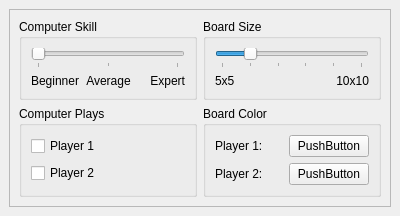
KDE/kjumpingcube, file settings.ui: the form before one commit.
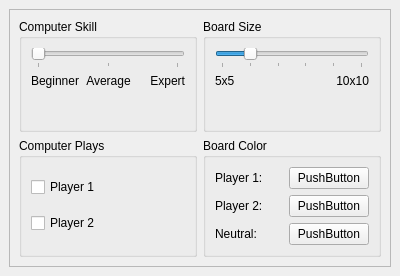
The form after the commit. Custom widgets are drawn as their Qt base class.

Commit message: Reactivate color preferences dialog.

What changed in the file:
```diff
--- a/settings.ui
+++ b/settings.ui
@@ -9,7 +9,7 @@
     <x>0</x>
     <y>0</y>
     <width>400</width>
-    <height>213</height>
+    <height>276</height>
    </rect>
   </property>
   <property name="windowTitle" >
@@ -34,7 +34,19 @@
       <property name="margin" >
        <number>9</number>
       </property>
-      <property name="spacing" >
+      <property name="topMargin" >
+       <number>9</number>
+      </property>
+      <property name="rightMargin" >
+       <number>9</number>
+      </property>
+      <property name="bottomMargin" >
+       <number>9</number>
+      </property>
+      <property name="horizontalSpacing" >
+       <number>6</number>
+      </property>
+      <property name="verticalSpacing" >
        <number>6</number>
       </property>
       <item row="1" column="1" >
@@ -46,7 +58,19 @@
          <property name="margin" >
           <number>9</number>
          </property>
-         <property name="spacing" >
+         <property name="topMargin" >
+          <number>9</number>
+         </property>
+         <property name="rightMargin" >
+          <number>9</number>
+         </property>
+         <property name="bottomMargin" >
+          <number>9</number>
+         </property>
+         <property name="horizontalSpacing" >
+          <number>6</number>
+         </property>
+         <property name="verticalSpacing" >
           <number>6</number>
          </property>
          <item row="1" column="1" >
@@ -77,6 +101,20 @@
            </property>
           </widget>
          </item>
+         <item row="2" column="1" >
+          <widget class="KColorButton" name="kcfg_Color0" >
+           <property name="text" >
+            <string>PushButton</string>
+           </property>
+          </widget>
+         </item>
+         <item row="2" column="0" >
+          <widget class="QLabel" name="label_8" >
+           <property name="text" >
+            <string>Neutral:</string>
+           </property>
+          </widget>
+         </item>
         </layout>
        </widget>
       </item>
@@ -89,7 +127,19 @@
          <property name="margin" >
           <number>9</number>
          </property>
-         <property name="spacing" >
+         <property name="topMargin" >
+          <number>9</number>
+         </property>
+         <property name="rightMargin" >
+          <number>9</number>
+         </property>
+         <property name="bottomMargin" >
+          <number>9</number>
+         </property>
+         <property name="horizontalSpacing" >
+          <number>6</number>
+         </property>
+         <property name="verticalSpacing" >
           <number>6</number>
          </property>
          <item row="1" column="1" >
@@ -150,7 +200,19 @@
          <property name="margin" >
           <number>9</number>
          </property>
-         <property name="spacing" >
+         <property name="topMargin" >
+          <number>9</number>
+         </property>
+         <property name="rightMargin" >
+          <number>9</number>
+         </property>
+         <property name="bottomMargin" >
+          <number>9</number>
+         </property>
+         <property name="horizontalSpacing" >
+          <number>6</number>
+         </property>
+         <property name="verticalSpacing" >
           <number>6</number>
          </property>
          <item row="1" column="1" >
```
Left out of the diff: 44 changed lines with no effect on the pictures. The commit also changes 6 other files.
